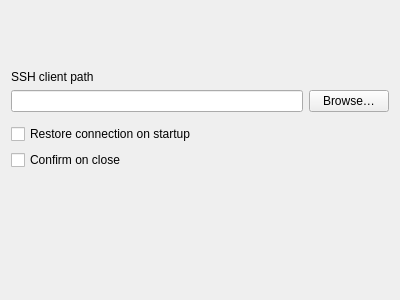
Qt form src/PreferencesGeneral.ui (uranusjr/Qelly) before a commit.
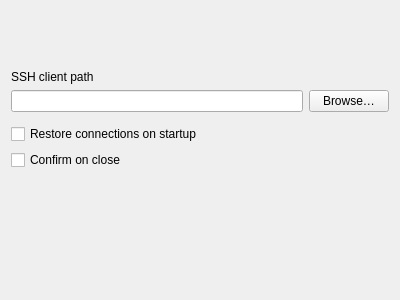
The same form after that commit.

Commit message:
Implement connection restoration
Did some header cleanup to suit the changes...Not really
required to the implementation, but kind of relevant.

Also fixed a spelling error: The text in the General panel
is now: Restore connection"s" on startup.

What changed in the file:
```diff
--- a/src/PreferencesGeneral.ui
+++ b/src/PreferencesGeneral.ui
@@ -85,7 +85,7 @@
      <item row="0" column="0">
       <widget class="QCheckBox" name="restoreOnStartupChecker">
        <property name="text">
-        <string>Restore connection on startup</string>
+        <string>Restore connections on startup</string>
        </property>
       </widget>
      </item>
```
The commit also changes 8 other files.
